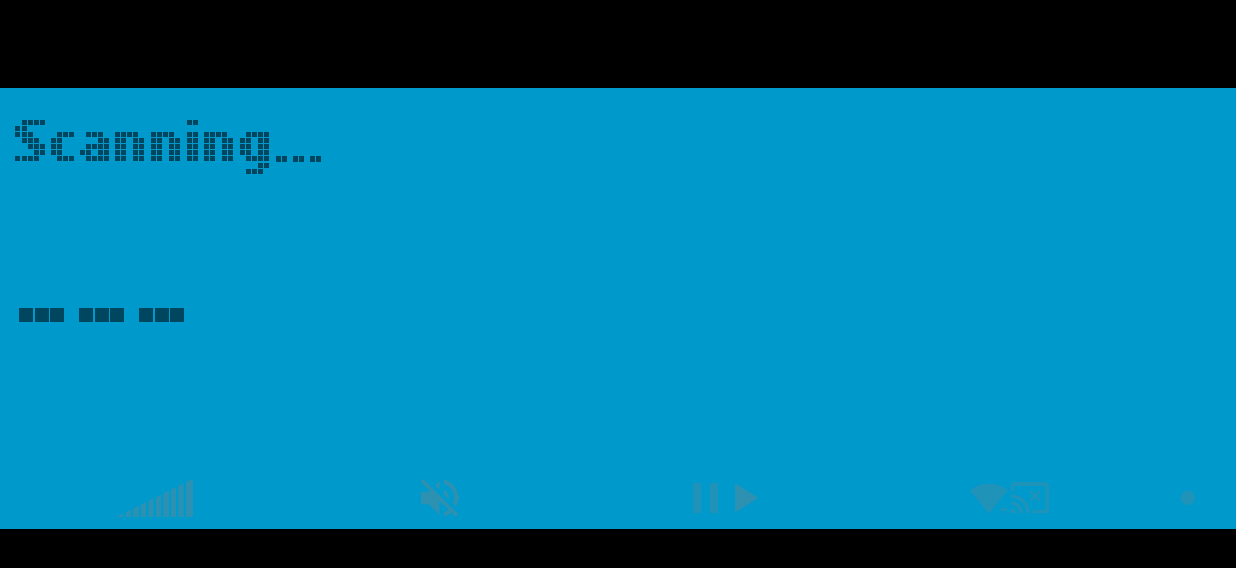
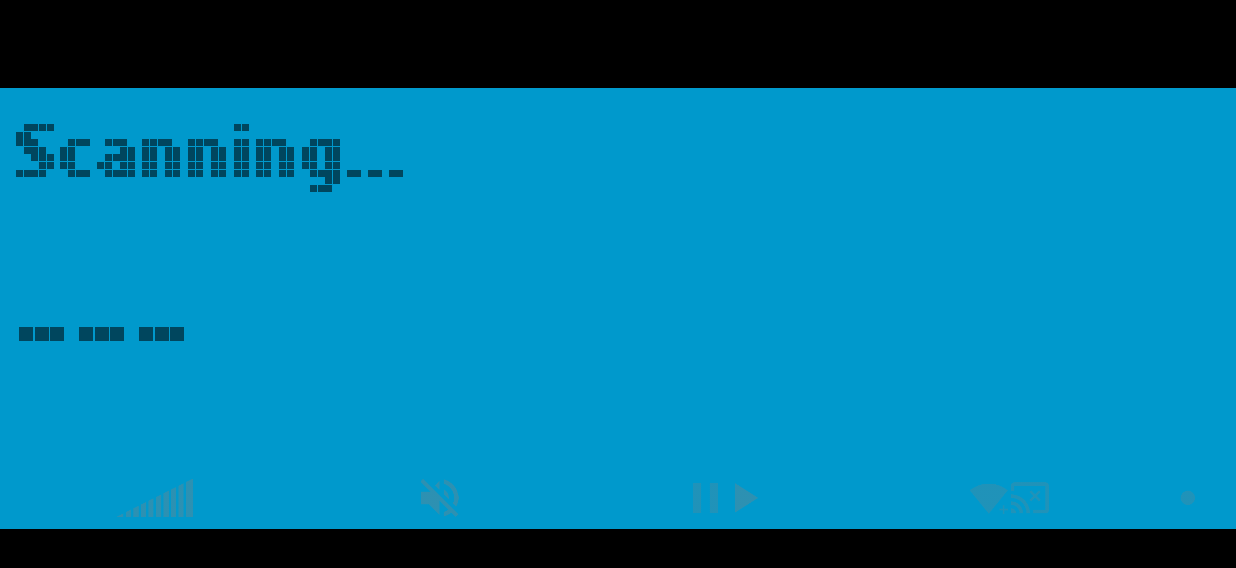
Before and after one commit to pbauermeister/ChromecastDisplay, an Android app: the screen it shows after launch (MainActivity), on a phone screen of 824 x 412 dp (held sideways). Shown: the top 568 px of the screen. Run offline under Robolectric (Android 15) with nearby library versions, the phone set to English and light mode, and no system bars; libraries missing offline, so code that uses them is left out: de.greenrobot.event; 2 statements that could not run were skipped.

Commit message:
Layout props.

```diff
--- a/app/src/main/res/layout/activity_fullscreen.xml
+++ b/app/src/main/res/layout/activity_fullscreen.xml
@@ -23,14 +23,14 @@
         <LinearLayout
             android:layout_width="match_parent"
             android:layout_height="0dp"
-            android:layout_weight="2"
+            android:layout_weight="5"
             android:orientation="horizontal">
 
             <digital.bauermeister.chromecastdisplay.TextAutoscrollView
                 android:id="@+id/chromecast_name"
                 android:layout_width="0dp"
                 android:layout_height="match_parent"
-                android:layout_weight="2"
+                android:layout_weight="3"
                 android:gravity="center_vertical"
                 android:text="Scanning..." />
 
@@ -49,25 +49,25 @@
         <android.support.v4.widget.Space
             android:layout_width="match_parent"
             android:layout_height="0dp"
-            android:layout_weight="1" />
+            android:layout_weight="2" />
 
         <digital.bauermeister.chromecastdisplay.TextAutoscrollView
             android:id="@+id/status_text"
             android:layout_width="match_parent"
             android:layout_height="0dp"
-            android:layout_weight="5"
+            android:layout_weight="10"
             android:gravity="center_vertical"
             android:text="---" />
 
         <android.support.v4.widget.Space
             android:layout_width="match_parent"
             android:layout_height="0dp"
-            android:layout_weight="2" />
+            android:layout_weight="3" />
 
         <LinearLayout
             android:layout_width="match_parent"
             android:layout_height="0dp"
-            android:layout_weight="1"
+            android:layout_weight="2"
             android:orientation="horizontal">
 
             <ImageView
```
